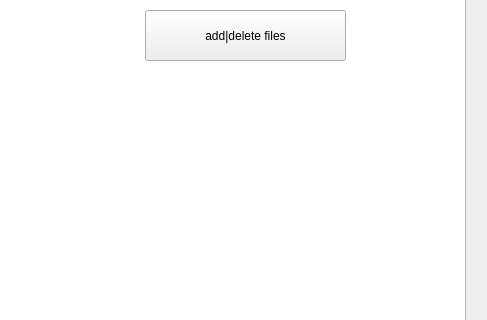
The window that app/ui/update_monument_window.ui (reisenbest/PPK_ARCHEOMAP) describes before a commit, drawn with Qt 5; both pictures show x 595 to 1082 and y 250 to 570 of the 1082 by 848 pixel window.
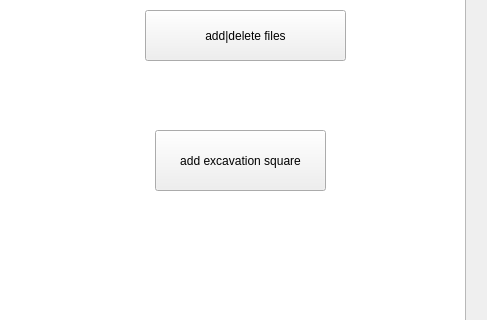
The same window after the commit.

Commit message: excavation square

Diff of the .ui file:
```diff
--- a/app/ui/update_monument_window.ui
+++ b/app/ui/update_monument_window.ui
@@ -212,6 +212,19 @@
     <string>add|delete files</string>
    </property>
   </widget>
+  <widget class="QPushButton" name="ExcavationSqrBtn">
+   <property name="geometry">
+    <rect>
+     <x>750</x>
+     <y>380</y>
+     <width>171</width>
+     <height>61</height>
+    </rect>
+   </property>
+   <property name="text">
+    <string>add excavation square</string>
+   </property>
+  </widget>
  </widget>
  <resources/>
  <connections/>
```
The commit also changes 8 other files.
